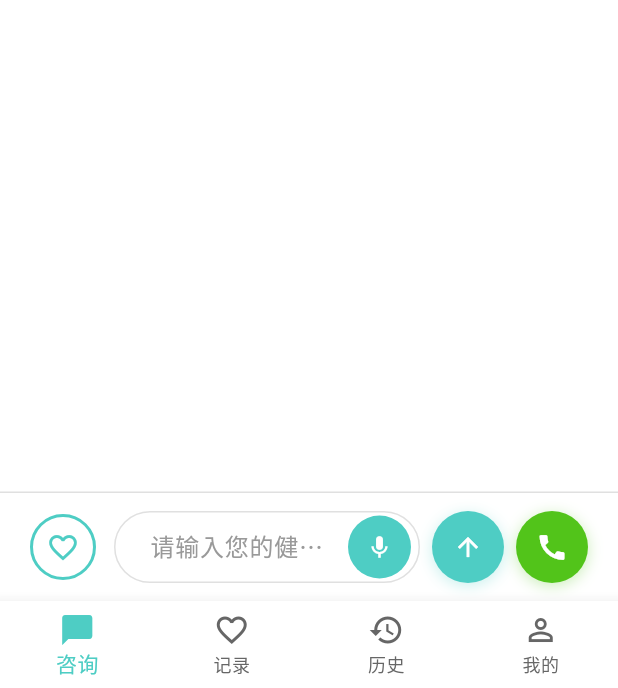
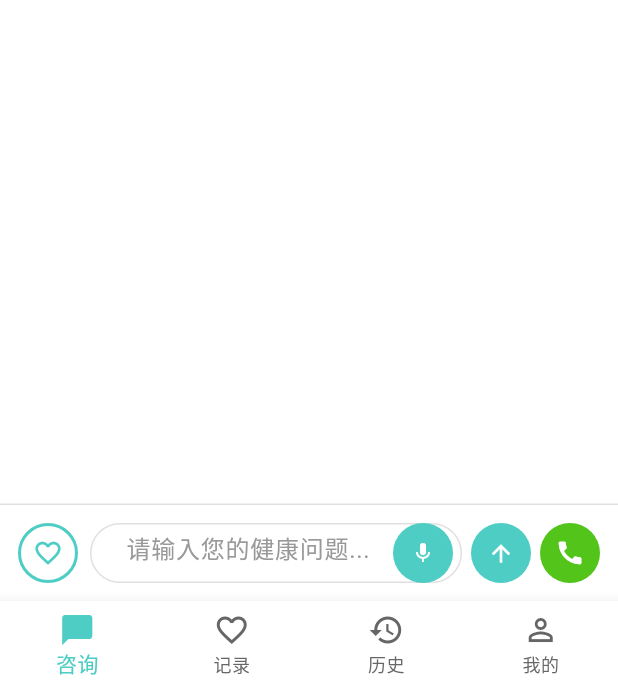
Before and after one commit to jackeycurry/health-xiaoyun, a Flutter app: the ChatHomePage screen opened by its route, on a phone screen of 412 x 824 dp, the part 548-1236 px from its top. Run offline on Flutter 3.47's test engine with Material 3 defaults, Android fonts, the light colour scheme and no system bars; our stand-ins replace dio, equatable, flutter_bloc, get_it, go_router, shared_preferences; accounts and stored records are empty.

Commit message:
fix: 修复流式输出403和UI溢出问题

```diff
--- a/health_xiaohe/lib/data/repositories/chat_repository_impl.dart
+++ b/health_xiaohe/lib/data/repositories/chat_repository_impl.dart
@@ -29,21 +29,23 @@ class ChatRepositoryImpl implements ChatRepository {
     final tokenValue = token.toString().replaceFirst('Bearer ', '');
     final baseUrl = _apiClient.dio.options.baseUrl;
 
-    // 构建 SSE URL
+    // 构建 SSE URL，使用 query parameter 传递 token
     final sseUrl = '$baseUrl/api/consult/chat/stream';
 
     try {
-      // 在 web 上使用 Dio 的 stream 模式
+      // 在 web 上使用 Dio 的 stream 模式，通过 query 参数传递 token
       final response = await Dio().post(
         sseUrl,
         data: {'messages': apiMessages},
         options: Options(
           responseType: ResponseType.stream,
           headers: {
-            'Authorization': 'Bearer $tokenValue',
             'Content-Type': 'application/json',
           },
         ),
+        queryParameters: {
+          'token': tokenValue,
+        },
       );
 
       final stream = response.data as Stream<List<int>>;
--- a/health_xiaohe/lib/presentation/widgets/chat/chat_input_field.dart
+++ b/health_xiaohe/lib/presentation/widgets/chat/chat_input_field.dart
@@ -33,7 +33,7 @@ class _ChatInputFieldState extends State<ChatInputField> {
   Widget build(BuildContext context) {
     return Container(
       padding: const EdgeInsets.symmetric(
-        horizontal: 20,
+        horizontal: 12,
         vertical: 12,
       ),
       decoration: const BoxDecoration(
@@ -48,13 +48,14 @@ class _ChatInputFieldState extends State<ChatInputField> {
           mainAxisSize: MainAxisSize.min,
           children: [
             Row(
+              mainAxisSize: MainAxisSize.min,
               children: [
                 // Health record quick add button
                 GestureDetector(
                   onTap: widget.onHealthRecordPressed,
                   child: Container(
-                    width: 44,
-                    height: 44,
+                    width: 40,
+                    height: 40,
                     decoration: BoxDecoration(
                       color: Colors.white,
                       shape: BoxShape.circle,
@@ -63,18 +64,18 @@ class _ChatInputFieldState extends State<ChatInputField> {
                     child: const Icon(
                       Icons.favorite_outline,
                       color: AppColors.primary,
-                      size: 22,
+                      size: 20,
                     ),
                   ),
                 ),
-                const SizedBox(width: 12),
+                const SizedBox(width: 8),
                 // Text input
                 Expanded(
                   child: Container(
-                    height: 48,
+                    height: 40,
                     decoration: BoxDecoration(
                       color: AppColors.inputBg,
-                      borderRadius: BorderRadius.circular(24),
+                      borderRadius: BorderRadius.circular(20),
                     ),
                     child: TextField(
                       controller: _controller,
@@ -93,7 +94,7 @@ class _ChatInputFieldState extends State<ChatInputField> {
                           child: Container(
                             width: 36,
                             height: 36,
-                            margin: const EdgeInsets.only(right: 6),
+                            margin: const EdgeInsets.only(right: 4),
                             decoration: BoxDecoration(
                               color: _isRecording ? AppColors.danger : AppColors.primary,
                               shape: BoxShape.circle,
@@ -101,7 +102,7 @@ class _ChatInputFieldState extends State<ChatInputField> {
                             child: Icon(
                               _isRecording ? Icons.stop : Icons.mic,
                               color: Colors.white,
-                              size: 18,
+                              size: 16,
                             ),
                           ),
                         ),
@@ -111,53 +112,39 @@ class _ChatInputFieldState extends State<ChatInputField> {
                     ),
                   ),
                 ),
-                const SizedBox(width: 8),
+                const SizedBox(width: 6),
                 // Send button
                 GestureDetector(
                   onTap: () => _sendMessage(_controller.text),
                   child: Container(
-                    width: 48,
-                    height: 48,
+                    width: 40,
+                    height: 40,
                     decoration: BoxDecoration(
                       color: AppColors.primary,
                       shape: BoxShape.circle,
-                      boxShadow: [
-                        BoxShadow(
-                          color: AppColors.primary.withOpacity(0.3),
-                          blurRadius: 8,
-                          offset: const Offset(0, 2),
-                        ),
-                      ],
                     ),
                     child: const Icon(
                       Icons.arrow_upward,
                       color: Colors.white,
-                      size: 20,
+                      size: 18,
                     ),
                   ),
                 ),
-                const SizedBox(width: 8),
+                const SizedBox(width: 6),
                 // Call button
                 GestureDetector(
                   onTap: widget.onCallPressed,
                   child: Container(
-                    width: 48,
-                    height: 48,
+                    width: 40,
+                    height: 40,
                     decoration: BoxDecoration(
                       color: AppColors.success,
                       shape: BoxShape.circle,
-                      boxShadow: [
-                        BoxShadow(
-                          color: AppColors.success.withOpacity(0.3),
-                          blurRadius: 8,
-                          offset: const Offset(0, 2),
-                        ),
-                      ],
                     ),
                     child: const Icon(
                       Icons.call,
                       color: Colors.white,
-                      size: 22,
+                      size: 20,
                     ),
                   ),
                 ),
```
